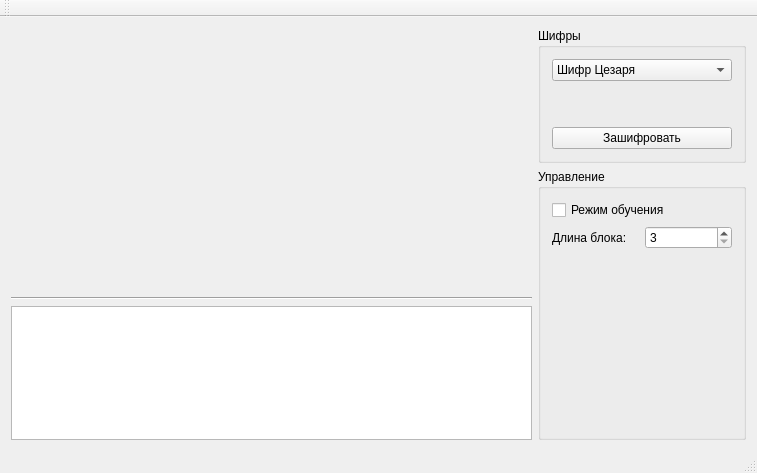
Above: mainwindow.ui from smarttowel/crypto before the change. Below: the same form after it.
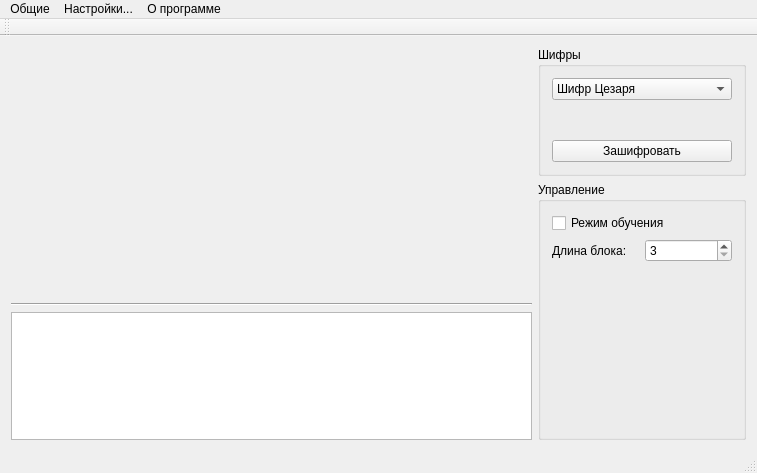
That is the form after the change.

Diff of the .ui file:
```diff
--- a/mainwindow.ui
+++ b/mainwindow.ui
@@ -185,6 +185,29 @@
      <height>20</height>
     </rect>
    </property>
+   <widget class="QMenu" name="generalMenu">
+    <property name="title">
+     <string>Общие</string>
+    </property>
+    <addaction name="action_saveToFile"/>
+    <addaction name="separator"/>
+    <addaction name="action_Exit"/>
+   </widget>
+   <widget class="QMenu" name="settingsMenu">
+    <property name="title">
+     <string>Настройки...</string>
+    </property>
+   </widget>
+   <widget class="QMenu" name="aboutMenu">
+    <property name="title">
+     <string>О программе</string>
+    </property>
+    <addaction name="action_aboutQt"/>
+    <addaction name="action_aboutProgram"/>
+   </widget>
+   <addaction name="generalMenu"/>
+   <addaction name="settingsMenu"/>
+   <addaction name="aboutMenu"/>
   </widget>
   <widget class="QToolBar" name="mainToolBar">
    <attribute name="toolBarArea">
```
Left out of the diff: 25 changed lines with no effect on the pictures.
